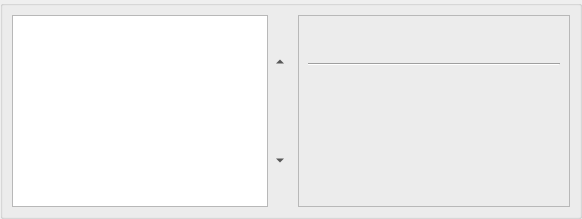
Old version of the form solid/kcm/backendchooser.ui in the repository RJVB/kdm5.prev.
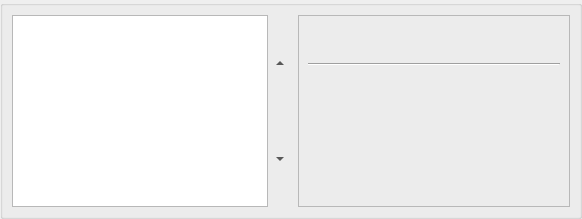
New version of the form. Custom widgets are drawn as their Qt base class.

```diff
--- a/solid/kcm/backendchooser.ui
+++ b/solid/kcm/backendchooser.ui
@@ -26,12 +26,6 @@
    </property>
    <item row="0" column="0">
     <widget class="QGroupBox" name="groupBox">
-     <property name="font">
-      <font>
-       <weight>75</weight>
-       <bold>true</bold>
-      </font>
-     </property>
      <property name="title">
       <string/>
      </property>
@@ -39,12 +33,6 @@
       <bool>true</bool>
      </property>
      <layout class="QHBoxLayout">
-      <property name="spacing">
-       <number>6</number>
-      </property>
-      <property name="margin">
-       <number>9</number>
-      </property>
       <item>
        <layout class="QHBoxLayout">
         <property name="spacing">
@@ -77,9 +65,6 @@
         </item>
         <item>
          <layout class="QVBoxLayout">
-          <property name="spacing">
-           <number>6</number>
-          </property>
           <property name="margin">
            <number>0</number>
           </property>
```
Left out of the diff: 23 changed lines with no effect on the pictures.
